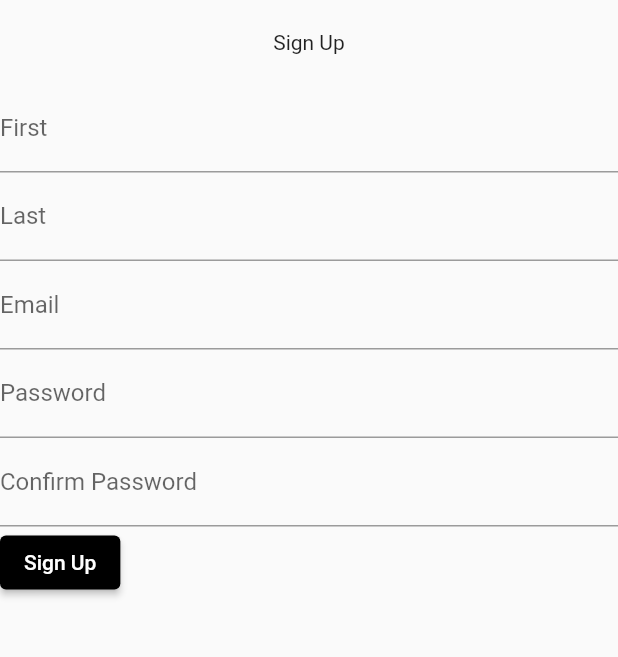
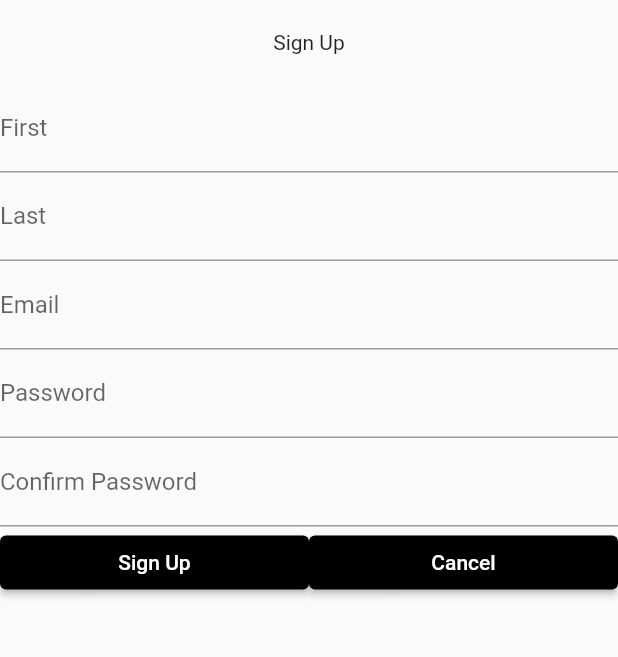
Before and after one commit to sorceryapp/sorcery_client, a Flutter app: the _SignUp screen opened directly, on a phone screen of 412 x 824 dp, the part 84-741 px from its top. Run offline on Flutter 3.47's test engine with Material 2 defaults, Android fonts, the phone set to English and light mode, and no system bars; our stand-ins replace dio, flutter_riverpod, flutter_secure_storage, go_router, isar, rxdart; accounts and stored records are empty; generated files the repository leaves out were written again.

Commit message:
add cancel button and redirect to signup form

```diff
--- a/lib/src/features/authentication/presentation/sign_up_form.dart
+++ b/lib/src/features/authentication/presentation/sign_up_form.dart
@@ -60,6 +60,11 @@ class _SignUpFormState extends ConsumerState<SignUpForm> {
     }
   }
 
+  _cancel() {
+    if (!mounted) return;
+    context.go('/');
+  }
+
   @override
   Widget build(BuildContext context) {
     ref.listen<AsyncValue>(
@@ -71,7 +76,7 @@ class _SignUpFormState extends ConsumerState<SignUpForm> {
       key: _formKey,
       child: Column(
         crossAxisAlignment: CrossAxisAlignment.start,
-        children: [
+        children: <Widget>[
           TextFormField(
             controller: _lastNameTextController,
             validator: (value) => _validator(value),
@@ -112,10 +117,20 @@ class _SignUpFormState extends ConsumerState<SignUpForm> {
               labelText: 'Confirm Password',
             ),
           ),
-          ElevatedButton(
-            onPressed: () => _submit(),
-            child: const Text('Sign Up'),
-          ),
+          Row(children: <Widget>[
+            Expanded(
+              child: ElevatedButton(
+                onPressed: () => _submit(),
+                child: const Text('Sign Up'),
+              ),
+            ),
+            Expanded(
+              child: ElevatedButton(
+                onPressed: () => _cancel(),
+                child: const Text('Cancel'),
+              ),
+            )
+          ]),
         ],
       ),
     );
```
